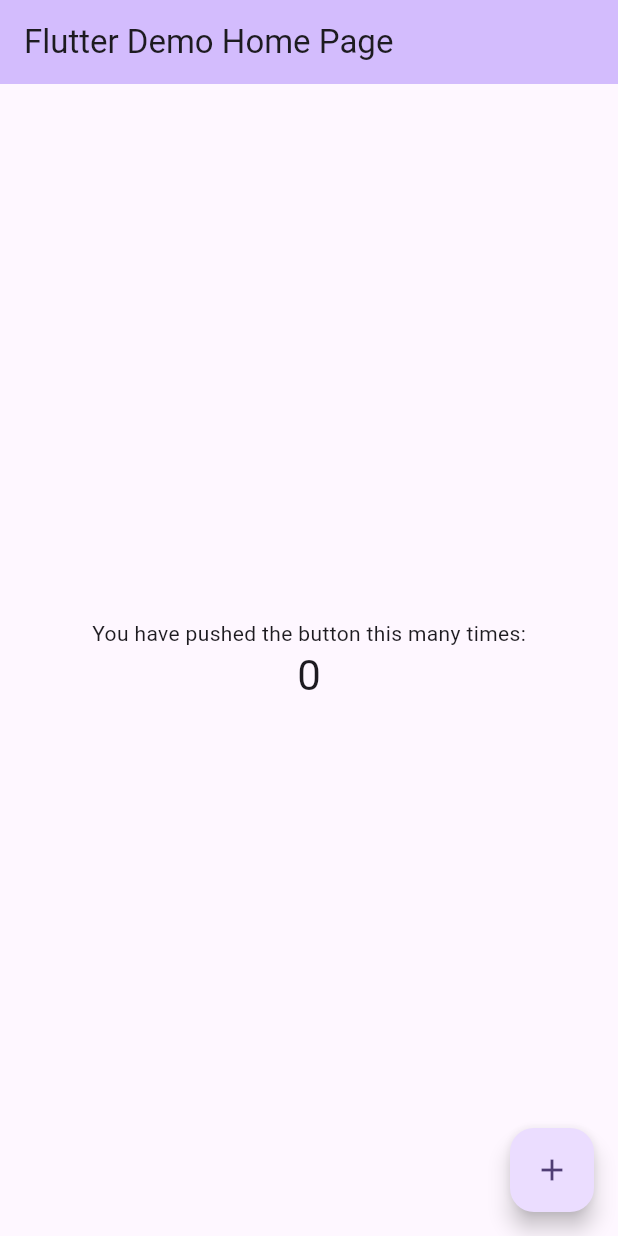
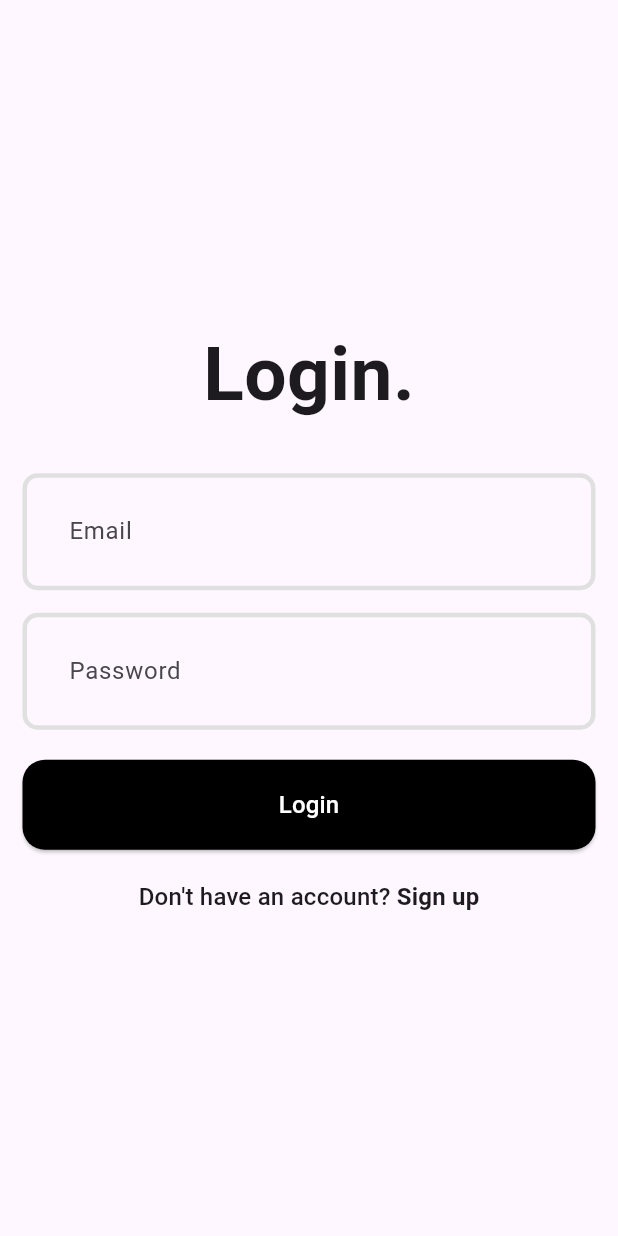
Before and after one commit to ianclark226/Flutter-Offine-Task-Manager, a Flutter app: the screen it shows after launch, on a phone screen of 412 x 824 dp. Run offline on Flutter 3.47's test engine with Material 3 defaults, Android fonts, the phone set to English and light mode, and no system bars; Roboto replaces fonts that are missing (Cera Pro).

Commit message:
login and signup ui complete

```diff
--- /dev/null
+++ b/frontend/lib/features/auth/pages/login_page.dart
@@ -0,0 +1,112 @@
+import 'package:flutter/material.dart';
+import 'package:frontend/features/auth/pages/signup_page.dart';
+
+class LoginPage extends StatefulWidget {
+  static route() => MaterialPageRoute(builder:
+   (context) => const LoginPage(),
+  );
+  const LoginPage({super.key});
+
+  @override
+  State<LoginPage> createState() => _LoginPageState();
+}
+
+class _LoginPageState extends State<LoginPage> {
+  final emailController = TextEditingController();
+  final passwordController = TextEditingController();
+  final formKey = GlobalKey<FormState>();
+
+  @override
+  void dispose() {
+    emailController.dispose();
+    passwordController.dispose();
+    super.dispose();
+  }
+
+  void loginUser() {
+    if(formKey.currentState!.validate()) {
+
+    }
+  }
+
+  @override
+Widget build(BuildContext context) {
+  return Scaffold(
+    body: Padding(
+      padding: const EdgeInsets.all(15.0),
+      child: Form(  // Wrap the Column with Form
+        key: formKey,  // Assign formKey here
+        child: Column(
+          mainAxisAlignment: MainAxisAlignment.center,
+          children: [
+            const Text(
+              "Login.",
+              style: TextStyle(
+                fontSize: 50,
+                fontWeight: FontWeight.bold,
+              ),
+            ),
+            const SizedBox(height: 30),
+            TextFormField(
+              controller: emailController,
+              decoration: const InputDecoration(
+                hintText: 'Email',
+              ),
+              validator: (value) {
+                if (value == null || value.trim().isEmpty || !value.trim().contains("@")) {
+                  return "Email field is invalid!";
+                }
+                return null;
+              },
+            ),
+            const SizedBox(height: 15),
+            TextFormField(
+              controller: passwordController,
+              decoration: const InputDecoration(
+                hintText: 'Password',
+              ),
+              validator: (value) {
+                if (value == null || value.trim().isEmpty || value.trim().length <= 6) {
+                  return "Password field is invalid!";
+                }
+                return null;
+              },
+            ),
+            const SizedBox(height: 20),
+            ElevatedButton(
+              onPressed: loginUser,
+              child: const Text(
+                'Login',
+                style: TextStyle(
+                  fontSize: 16,
+                  color: Colors.white,
+                ),
+              ),
+            ),
+            const SizedBox(height: 20),
+            GestureDetector(
+              onTap: () {
+                Navigator.of(context).push(SignupPage.route());
+              },
+            child: RichText(
+              text: TextSpan(
+                text: 'Don\'t have an account? ',
+                style: Theme.of(context).textTheme.titleMedium,
+                children: const [
+                   TextSpan(
+                    text: 'Sign up',
+                    style: TextStyle(
+                      fontWeight: FontWeight.bold,
+                    ),
+                  ),
+                ],
+              ),
+            ),
+            ),
+          ],
+        ),
+      ),
+    ),
+  );
+}
+}
--- a/frontend/lib/main.dart
+++ b/frontend/lib/main.dart
@@ -1,4 +1,6 @@
 import 'package:flutter/material.dart';
+import 'package:frontend/features/auth/pages/login_page.dart';
+import 'package:frontend/features/auth/pages/signup_page.dart';
 
 void main() {
   runApp(const MyApp());
@@ -11,115 +13,49 @@ class MyApp extends StatelessWidget {
   @override
   Widget build(BuildContext context) {
     return MaterialApp(
-      title: 'Flutter Demo',
+      title: 'Task App',
       theme: ThemeData(
-        // This is the theme of your application.
-        //
-        // TRY THIS: Try running your application with "flutter run". You'll see
-        // the application has a purple toolbar. Then, without quitting the app,
-        // try changing the seedColor in the colorScheme below to Colors.green
-        // and then invoke "hot reload" (save your changes or press the "hot
-        // reload" button in a Flutter-supported IDE, or press "r" if you used
-        // the command line to start the app).
-        //
-        // Notice that the counter didn't reset back to zero; the application
-        // state is not lost during the reload. To reset the state, use hot
-        // restart instead.
-        //
-        // This works for code too, not just values: Most code changes can be
-        // tested with just a hot reload.
-        colorScheme: ColorScheme.fromSeed(seedColor: Colors.deepPurple),
-        useMaterial3: true,
+        fontFamily: "Cera Pro",
+        inputDecorationTheme: InputDecorationTheme(
+          contentPadding: const EdgeInsets.all(27),
+          enabledBorder: OutlineInputBorder(
+            borderSide: BorderSide(
+              color: Colors.grey.shade300,
+              width: 3,
+            ),
+            borderRadius: BorderRadius.circular(10),
+          ),
+          focusedBorder: OutlineInputBorder(
+            borderSide: const BorderSide(
+              width: 3,
+            ),
+            borderRadius: BorderRadius.circular(10),
+          ),
+          border: OutlineInputBorder(
+            borderSide: const BorderSide(
+              width: 3,
+            ),
+            borderRadius: BorderRadius.circular(10),
+          ),
+          errorBorder: OutlineInputBorder(
+            borderSide: const BorderSide(
+              color: Colors.red,
+              width: 3,
+            ),
+            borderRadius: BorderRadius.circular(10),
+          ),
+        ),
+              elevatedButtonTheme: ElevatedButtonThemeData(
+                style: ElevatedButton.styleFrom(
+                  backgroundColor: Colors.black,
+                  minimumSize: Size(double.infinity, 60),
+                  shape: RoundedRectangleBorder(
+                    borderRadius: BorderRadius.circular(15),
+                  ),
+                ),
+              )
       ),
-      home: const MyHomePage(title: 'Flutter Demo Home Page'),
+      home: const LoginPage(),
     );
   }
 }
-
-class MyHomePage extends StatefulWidget {
-  const MyHomePage({super.key, required this.title});
-
-  // This widget is the home page of your application. It is stateful, meaning
-  // that it has a State object (defined below) that contains fields that affect
-  // how it looks.
-
-  // This class is the configuration for the state. It holds the values (in this
-  // case the title) provided by the parent (in this case the App widget) and
-  // used by the build method of the State. Fields in a Widget subclass are
-  // always marked "final".
-
-  final String title;
-
-  @override
-  State<MyHomePage> createState() => _MyHomePageState();
-}
-
-class _MyHomePageState extends State<MyHomePage> {
-  int _counter = 0;
-
-  void _incrementCounter() {
-    setState(() {
-      // This call to setState tells the Flutter framework that something has
-      // changed in this State, which causes it to rerun the build method below
-      // so that the display can reflect the updated values. If we changed
-      // _counter without calling setState(), then the build method would not be
-      // called again, and so nothing would appear to happen.
-      _counter++;
-    });
-  }
-
-  @override
-  Widget build(BuildContext context) {
-    // This method is rerun every time setState is called, for instance as done
-    // by the _incrementCounter method above.
-    //
-    // The Flutter framework has been optimized to make rerunning build methods
-    // fast, so that you can just rebuild anything that needs updating rather
-    // than having to individually change instances of widgets.
-    return Scaffold(
-      appBar: AppBar(
-        // TRY THIS: Try changing the color here to a specific color (to
-        // Colors.amber, perhaps?) and trigger a hot reload to see the AppBar
-        // change color while the other colors stay the same.
-        backgroundColor: Theme.of(context).colorScheme.inversePrimary,
-        // Here we take the value from the MyHomePage object that was created by
-        // the App.build method, and use it to set our appbar title.
-        title: Text(widget.title),
-      ),
-      body: Center(
-        // Center is a layout widget. It takes a single child and positions it
-        // in the middle of the parent.
-        child: Column(
-          // Column is also a layout widget. It takes a list of children and
-          // arranges them vertically. By default, it sizes itself to fit its
-          // children horizontally, and tries to be as tall as its parent.
-          //
-          // Column has various properties to control how it sizes itself and
-          // how it positions its children. Here we use mainAxisAlignment to
-          // center the children vertically; the main axis here is the vertical
-          // axis because Columns are vertical (the cross axis would be
-          // horizontal).
-          //
-          // TRY THIS: Invoke "debug painting" (choose the "Toggle Debug Paint"
-          // action in the IDE, or press "p" in the console), to see the
-          // wireframe for each widget.
-          mainAxisAlignment: MainAxisAlignment.center,
-          children: <Widget>[
-            const Text(
-              'You have pushed the button this many times:',
-            ),
-            Text(
-              '$_counter',
-              style: Theme.of(context).textTheme.headlineMedium,
-            ),
-          ],
-        ),
-      ),
-      floatingActionButton: FloatingActionButton(
-        onPressed: _incrementCounter,
-        tooltip: 'Increment',
-        child: const Icon(Icons.add),
-      ), // This trailing comma makes auto-formatting nicer for build methods.
-    );
-  }
-}
```
Also changed, not shown: frontend/lib/features/auth/pages/signup_page.dart (added, +128 -0 lines).
